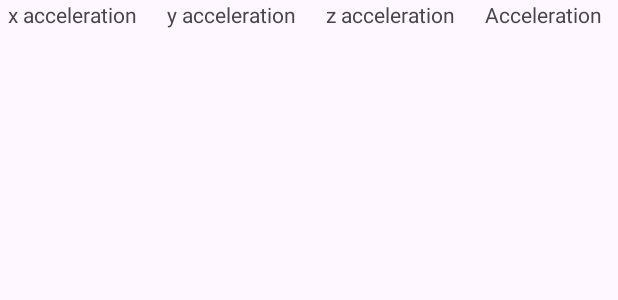
After one commit to Soureus/accelarometerTest, an Android app: the layout activity_file.xml on its own in the app's theme, with its tools: preview values and no code run, on a phone screen of 412 x 824 dp. The commit adds this screen. Shown: the top 300 px of the screen. Run offline under Robolectric (Android 15) with nearby library versions, the phone set to English and light mode, and no system bars.

Commit message:
writing to file + table output of file

```diff
--- a/app/src/main/AndroidManifest.xml
+++ b/app/src/main/AndroidManifest.xml
@@ -21,6 +21,8 @@
                 <category android:name="android.intent.category.LAUNCHER" />
             </intent-filter>
         </activity>
+        <activity android:name=".FileActivity"/>
     </application>
 
+
 </manifest>
--- a/app/src/main/java/com/example/accelarometertest/AccelerationBarChart.kt
+++ /dev/null
@@ -1,6 +0,0 @@
-package com.example.accelarometertest
-
-import com.github.mikephil.charting.charts.BarChart
-
-class AccelerationBarChart : BarChart() {
-}
--- /dev/null
+++ b/app/src/main/res/layout/activity_file.xml
@@ -0,0 +1,47 @@
+<?xml version="1.0" encoding="utf-8"?>
+<LinearLayout xmlns:android="http://schemas.android.com/apk/res/android"
+    xmlns:app="http://schemas.android.com/apk/res-auto"
+    xmlns:tools="http://schemas.android.com/tools"
+    android:layout_width="match_parent"
+    android:layout_height="match_parent"
+    android:id="@+id/TestLayout">
+
+    <TableLayout
+        android:layout_width="match_parent"
+        android:layout_height="match_parent"
+        android:id="@+id/dataTable">
+
+        <TableRow
+            android:id="@+id/tableHeader"
+            android:layout_width="match_parent"
+            android:layout_height="match_parent" >
+
+                <TextView
+                    android:id="@+id/xTitleText"
+                    android:layout_width="wrap_content"
+                    android:layout_height="wrap_content"
+                    android:text="x acceleration"
+                    android:paddingEnd="20dp"
+                    android:paddingStart="5dp"/>
+                <TextView
+                    android:id="@+id/yTitleText"
+                    android:layout_width="wrap_content"
+                    android:layout_height="wrap_content"
+                    android:text="y acceleration"
+                    android:paddingEnd="20dp"/>
+                <TextView
+                    android:id="@+id/zTitleText"
+                    android:layout_width="wrap_content"
+                    android:layout_height="wrap_content"
+                    android:text="z acceleration"
+                    android:paddingEnd="20dp"/>
+                <TextView
+                    android:id="@+id/AccTitleText"
+                    android:layout_width="wrap_content"
+                    android:layout_height="wrap_content"
+                    android:text="Acceleration"/>
+        </TableRow>
+
+
+    </TableLayout>
+</LinearLayout>
```
Also changed, not shown: app/src/main/java/com/example/accelarometertest/FileActivity.kt (added, +57 -0 lines), app/src/main/java/com/example/accelarometertest/MainActivity.kt (+45 -0 lines), app/src/main/res/layout/activity_main.xml (+10 -0 lines), app/src/main/res/output.txt (added).
